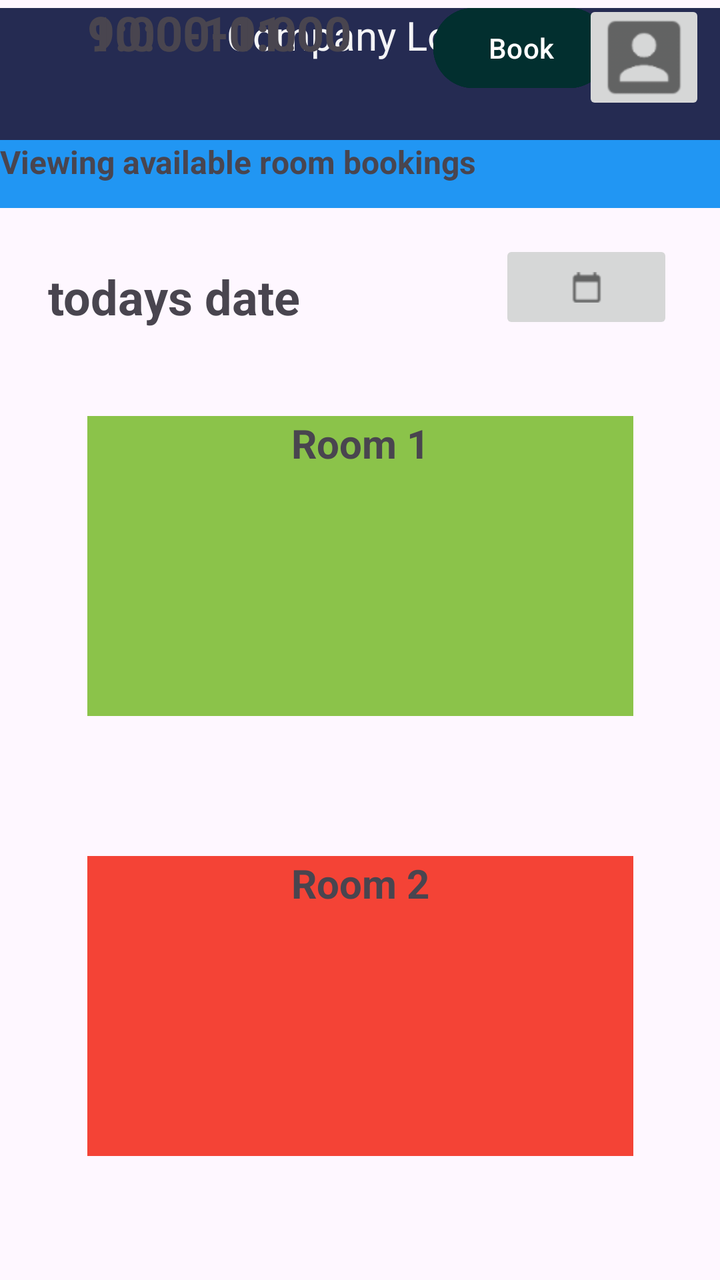
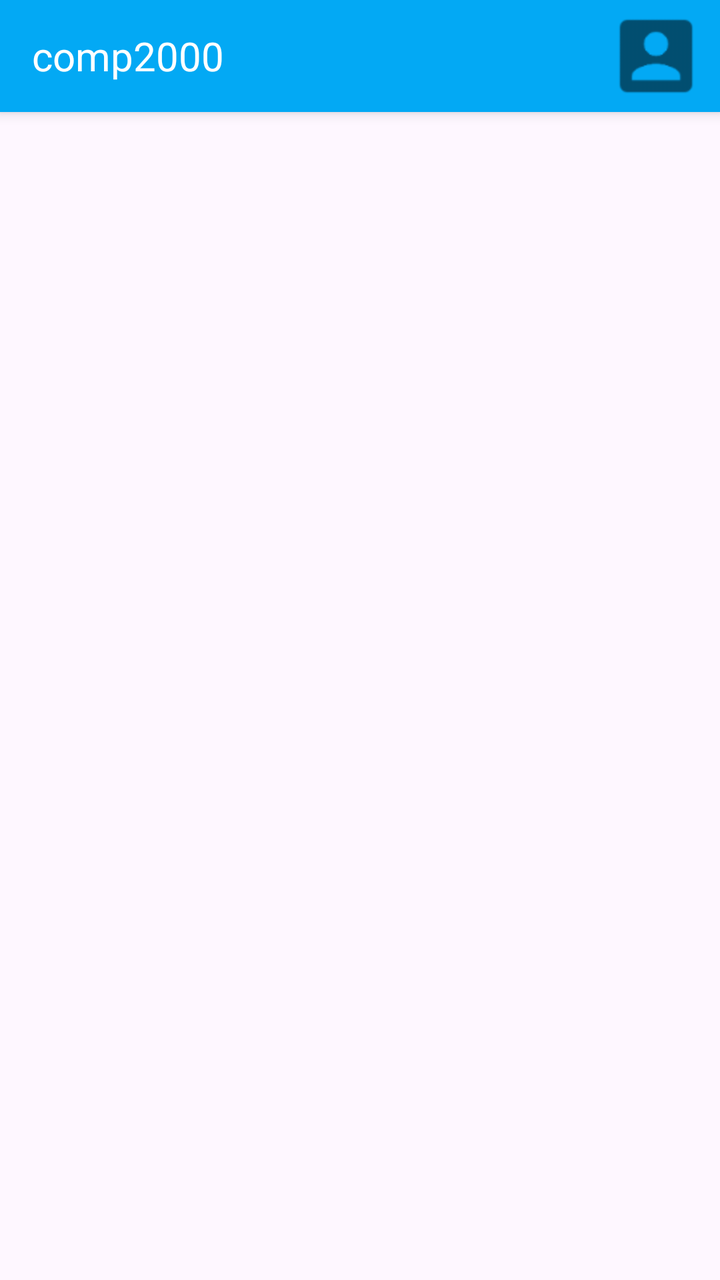

Before-and-after screenshots of an Android layout around one commit, followed by the original layout XML and the change that was made.
<!-- AndroidManifest.xml: application theme Theme.COMP2000mobileapplication -->
<!-- res/layout/view_available_rooms.xml -->
<?xml version="1.0" encoding="utf-8"?>
<androidx.constraintlayout.widget.ConstraintLayout xmlns:android="http://schemas.android.com/apk/res/android"
    xmlns:app="http://schemas.android.com/apk/res-auto"
    xmlns:tools="http://schemas.android.com/tools"
    android:id="@+id/main"
    android:layout_width="match_parent"
    android:layout_height="match_parent"
    android:backgroundTint="#8BC34A">

    <TextView
        android:id="@+id/textView14"
        android:layout_width="273dp"
        android:layout_height="150dp"
        android:layout_marginTop="324dp"
        android:background="#8BC34A"
        android:backgroundTint="#F44336"
        android:text="Room 2"
        android:textAlignment="center"
        android:textSize="20sp"
        android:textStyle="bold"
        app:layout_constraintEnd_toEndOf="parent"
        app:layout_constraintStart_toStartOf="parent"
        app:layout_constraintTop_toBottomOf="@+id/textView9" />

    <Button
        android:id="@+id/button10"
        android:layout_width="wrap_content"
        android:layout_height="wrap_content"
        android:backgroundTint="#022F2F"
        android:text="Book"
        app:layout_constraintEnd_toEndOf="@+id/textView11"
        app:layout_constraintHorizontal_bias="0.935"
        app:layout_constraintStart_toStartOf="@+id/textView14"
        tools:layout_editor_absoluteY="458dp" />

    <TextView
        android:id="@+id/textView15"
        android:layout_width="165dp"
        android:layout_height="31dp"
        android:text="9:00-10:00"
        android:textSize="24sp"
        android:textStyle="bold"
        app:layout_constraintEnd_toEndOf="@+id/textView14"
        app:layout_constraintHorizontal_bias="0.0"
        app:layout_constraintStart_toStartOf="@+id/textView14"
        tools:layout_editor_absoluteY="465dp" />

    <TextView
        android:id="@+id/textView6"
        android:layout_width="409dp"
        android:layout_height="66dp"
        android:layout_marginTop="4dp"
        android:background="#252B52"
        android:text="Company Logo"
        android:textAlignment="center"
        android:textColor="#F2FFFFFF"
        android:textSize="20sp"
        app:layout_constraintEnd_toEndOf="parent"
        app:layout_constraintStart_toStartOf="parent"
        app:layout_constraintTop_toTopOf="parent" />

    <TextView
        android:id="@+id/textView9"
        android:layout_width="411dp"
        android:layout_height="34dp"
        android:layout_marginEnd="100dp"
        android:background="#2196F3"
        android:backgroundTint="#2196F3"
        android:text="Viewing available room bookings"
        android:textSize="16sp"
        android:textStyle="bold"
        app:layout_constraintEnd_toEndOf="parent"
        app:layout_constraintHorizontal_bias="0.0"
        app:layout_constraintStart_toStartOf="parent"
        app:layout_constraintTop_toBottomOf="@+id/textView6" />

    <TextView
        android:id="@+id/textView10"
        android:layout_width="wrap_content"
        android:layout_height="wrap_content"
        android:layout_marginStart="24dp"
        android:layout_marginTop="28dp"
        android:text="todays date"
        android:textSize="24sp"
        android:textStyle="bold"
        app:layout_constraintStart_toStartOf="parent"
        app:layout_constraintTop_toBottomOf="@+id/textView9" />

    <ImageButton
        android:id="@+id/imageButton3"
        android:layout_width="87dp"
        android:layout_height="47dp"
        android:layout_marginTop="16dp"
        app:layout_constraintEnd_toEndOf="parent"
        app:layout_constraintHorizontal_bias="0.809"
        app:layout_constraintStart_toEndOf="@+id/textView10"
        app:layout_constraintTop_toBottomOf="@+id/textView9"
        app:srcCompat="@drawable/ic_calendar_today2" />

    <TextView
        android:id="@+id/textView11"
        android:layout_width="273dp"
        android:layout_height="150dp"
        android:layout_marginTop="104dp"
        android:background="#8BC34A"
        android:backgroundTint="#8BC34A"
        android:text="Room 1"
        android:textAlignment="center"
        android:textSize="20sp"
        android:textStyle="bold"
        app:layout_constraintEnd_toEndOf="parent"
        app:layout_constraintStart_toStartOf="parent"
        app:layout_constraintTop_toBottomOf="@+id/textView9" />

    <TextView
        android:id="@+id/textView12"
        android:layout_width="165dp"
        android:layout_height="31dp"
        android:text="9:00-10:00"
        android:textSize="24sp"
        android:textStyle="bold"
        app:layout_constraintEnd_toEndOf="@+id/textView11"
        app:layout_constraintHorizontal_bias="0.0"
        app:layout_constraintStart_toStartOf="@+id/textView11"
        tools:layout_editor_absoluteY="237dp" />

    <Button
        android:id="@+id/button7"
        android:layout_width="wrap_content"
        android:layout_height="wrap_content"
        android:backgroundTint="#022F2F"
        android:text="Book"
        app:layout_constraintEnd_toEndOf="@+id/textView11"
        app:layout_constraintHorizontal_bias="0.935"
        app:layout_constraintStart_toStartOf="@+id/textView11"
        tools:layout_editor_absoluteY="228dp" />

    <TextView
        android:id="@+id/textView13"
        android:layout_width="147dp"
        android:layout_height="30dp"
        android:text="10:00-11:00"
        android:textSize="24sp"
        android:textStyle="bold"
        app:layout_constraintEnd_toEndOf="@+id/textView11"
        app:layout_constraintHorizontal_bias="0.0"
        app:layout_constraintStart_toStartOf="@+id/textView11"
        tools:layout_editor_absoluteY="293dp" />

    <Button
        android:id="@+id/button9"
        android:layout_width="wrap_content"
        android:layout_height="wrap_content"
        android:backgroundTint="#022F2F"
        android:text="Book"
        app:layout_constraintEnd_toEndOf="@+id/textView11"
        app:layout_constraintHorizontal_bias="0.935"
        app:layout_constraintStart_toStartOf="@+id/textView11"
        tools:layout_editor_absoluteY="284dp" />

    <ImageButton
        android:id="@+id/imageButton4"
        android:layout_width="wrap_content"
        android:layout_height="wrap_content"
        app:layout_constraintEnd_toEndOf="parent"
        app:layout_constraintHorizontal_bias="0.977"
        app:layout_constraintStart_toStartOf="@+id/textView6"
        app:srcCompat="@drawable/ic_account_box"
        tools:layout_editor_absoluteY="14dp" />

</androidx.constraintlayout.widget.ConstraintLayout>
<!-- resources referenced by this layout -->
<resources>
  <!-- drawable ic_account_box: png bitmap (drawable-hdpi, 1218 bytes) -->
  <!-- drawable ic_calendar_today2: png bitmap (drawable-hdpi, 321 bytes) -->
  <style name="Theme.COMP2000mobileapplication" parent="Base.Theme.COMP2000mobileapplication" />
  <style name="Base.Theme.COMP2000mobileapplication" parent="Theme.Material3.DayNight.NoActionBar">
          
          
      </style>
</resources>

<!-- the commit's change to res/layout/view_available_rooms.xml (unified diff, before → after) -->
@@ -7,165 +7,40 @@
     android:layout_height="match_parent"
     android:backgroundTint="#8BC34A">
 
+    <include
+        android:id="@+id/toolbar"
+        layout="@layout/toolbar"/>
+
+</androidx.constraintlayout.widget.ConstraintLayout>
+<!-- res/layout/toolbar.xml (included above) -->
+<?xml version="1.0" encoding="utf-8"?>
+<RelativeLayout
+    xmlns:android="http://schemas.android.com/apk/res/android"
+    android:layout_width="match_parent"
+    android:layout_height="56dp"
+    android:background="#03A9F4"
+    android:elevation="4dp">
+
     <TextView
-        android:id="@+id/textView14"
-        android:layout_width="273dp"
-        android:layout_height="150dp"
-        android:layout_marginTop="324dp"
-        android:background="#8BC34A"
-        android:backgroundTint="#F44336"
-        android:text="Room 2"
-        android:textAlignment="center"
-        android:textSize="20sp"
-        android:textStyle="bold"
-        app:layout_constraintEnd_toEndOf="parent"
-        app:layout_constraintStart_toStartOf="parent"
-        app:layout_constraintTop_toBottomOf="@+id/textView9" />
-
-    <Button
-        android:id="@+id/button10"
+        android:id="@+id/companyName"
         android:layout_width="wrap_content"
         android:layout_height="wrap_content"
-        android:backgroundTint="#022F2F"
-        android:text="Book"
-        app:layout_constraintEnd_toEndOf="@+id/textView11"
-        app:layout_constraintHorizontal_bias="0.935"
-        app:layout_constraintStart_toStartOf="@+id/textView14"
-        tools:layout_editor_absoluteY="458dp" />
-
-    <TextView
-        android:id="@+id/textView15"
-        android:layout_width="165dp"
-        android:layout_height="31dp"
-        android:text="9:00-10:00"
-        android:textSize="24sp"
-        android:textStyle="bold"
-        app:layout_constraintEnd_toEndOf="@+id/textView14"
-        app:layout_constraintHorizontal_bias="0.0"
-        app:layout_constraintStart_toStartOf="@+id/textView14"
-        tools:layout_editor_absoluteY="465dp" />
-
-    <TextView
-        android:id="@+id/textView6"
-        android:layout_width="409dp"
-        android:layout_height="66dp"
-        android:layout_marginTop="4dp"
-        android:background="#252B52"
-        android:text="Company Logo"
-        android:textAlignment="center"
-        android:textColor="#F2FFFFFF"
+        android:text="comp2000"
         android:textSize="20sp"
-        app:layout_constraintEnd_toEndOf="parent"
-        app:layout_constraintStart_toStartOf="parent"
-        app:layout_constraintTop_toTopOf="parent" />
-
-    <TextView
-        android:id="@+id/textView9"
-        android:layout_width="411dp"
-        android:layout_height="34dp"
-        android:layout_marginEnd="100dp"
-        android:background="#2196F3"
-        android:backgroundTint="#2196F3"
-        android:text="Viewing available room bookings"
-        android:textSize="16sp"
-        android:textStyle="bold"
-        app:layout_constraintEnd_toEndOf="parent"
-        app:layout_constraintHorizontal_bias="0.0"
-        app:layout_constraintStart_toStartOf="parent"
-        app:layout_constraintTop_toBottomOf="@+id/textView6" />
-
-    <TextView
-        android:id="@+id/textView10"
-        android:layout_width="wrap_content"
-        android:layout_height="wrap_content"
-        android:layout_marginStart="24dp"
-        android:layout_marginTop="28dp"
-        android:text="todays date"
-        android:textSize="24sp"
-        android:textStyle="bold"
-        app:layout_constraintStart_toStartOf="parent"
-        app:layout_constraintTop_toBottomOf="@+id/textView9" />
+        android:textColor="@android:color/white"
+        android:layout_centerVertical="true"
+        android:layout_alignParentStart="true"
+        android:layout_marginStart="16dp" />
 
     <ImageButton
-        android:id="@+id/imageButton3"
-        android:layout_width="87dp"
-        android:layout_height="47dp"
-        android:layout_marginTop="16dp"
-        app:layout_constraintEnd_toEndOf="parent"
-        app:layout_constraintHorizontal_bias="0.809"
-        app:layout_constraintStart_toEndOf="@+id/textView10"
-        app:layout_constraintTop_toBottomOf="@+id/textView9"
-        app:srcCompat="@drawable/ic_calendar_today2" />
+        android:id="@+id/accountButton"
+        android:layout_width="48dp"
+        android:layout_height="48dp"
+        android:src="@drawable/ic_account_box"
+        android:background="?attr/selectableItemBackgroundBorderless"
+        android:contentDescription="Account"
+        android:layout_centerVertical="true"
+        android:layout_alignParentEnd="true"
+        android:layout_marginEnd="8dp" />
 
-    <TextView
-        android:id="@+id/textView11"
-        android:layout_width="273dp"
-        android:layout_height="150dp"
-        android:layout_marginTop="104dp"
-        android:background="#8BC34A"
-        android:backgroundTint="#8BC34A"
-        android:text="Room 1"
-        android:textAlignment="center"
-        android:textSize="20sp"
-        android:textStyle="bold"
-        app:layout_constraintEnd_toEndOf="parent"
-        app:layout_constraintStart_toStartOf="parent"
-        app:layout_constraintTop_toBottomOf="@+id/textView9" />
-
-    <TextView
-        android:id="@+id/textView12"
-        android:layout_width="165dp"
-        android:layout_height="31dp"
-        android:text="9:00-10:00"
-        android:textSize="24sp"
-        android:textStyle="bold"
-        app:layout_constraintEnd_toEndOf="@+id/textView11"
-        app:layout_constraintHorizontal_bias="0.0"
-        app:layout_constraintStart_toStartOf="@+id/textView11"
-        tools:layout_editor_absoluteY="237dp" />
-
-    <Button
-        android:id="@+id/button7"
-        android:layout_width="wrap_content"
-        android:layout_height="wrap_content"
-        android:backgroundTint="#022F2F"
-        android:text="Book"
-        app:layout_constraintEnd_toEndOf="@+id/textView11"
-        app:layout_constraintHorizontal_bias="0.935"
-        app:layout_constraintStart_toStartOf="@+id/textView11"
-        tools:layout_editor_absoluteY="228dp" />
-
-    <TextView
-        android:id="@+id/textView13"
-        android:layout_width="147dp"
-        android:layout_height="30dp"
-        android:text="10:00-11:00"
-        android:textSize="24sp"
-        android:textStyle="bold"
-        app:layout_constraintEnd_toEndOf="@+id/textView11"
-        app:layout_constraintHorizontal_bias="0.0"
-        app:layout_constraintStart_toStartOf="@+id/textView11"
-        tools:layout_editor_absoluteY="293dp" />
-
-    <Button
-        android:id="@+id/button9"
-        android:layout_width="wrap_content"
-        android:layout_height="wrap_content"
-        android:backgroundTint="#022F2F"
-        android:text="Book"
-        app:layout_constraintEnd_toEndOf="@+id/textView11"
-        app:layout_constraintHorizontal_bias="0.935"
-        app:layout_constraintStart_toStartOf="@+id/textView11"
-        tools:layout_editor_absoluteY="284dp" />
-
-    <ImageButton
-        android:id="@+id/imageButton4"
-        android:layout_width="wrap_content"
-        android:layout_height="wrap_content"
-        app:layout_constraintEnd_toEndOf="parent"
-        app:layout_constraintHorizontal_bias="0.977"
-        app:layout_constraintStart_toStartOf="@+id/textView6"
-        app:srcCompat="@drawable/ic_account_box"
-        tools:layout_editor_absoluteY="14dp" />
-
-</androidx.constraintlayout.widget.ConstraintLayout>
+</RelativeLayout>
<!-- resource entries referenced after the edit -->
@@ -1,7 +1,6 @@
 <!-- resources referenced by this layout -->
 <resources>
   <!-- drawable ic_account_box: png bitmap (drawable-hdpi, 1218 bytes) -->
-  <!-- drawable ic_calendar_today2: png bitmap (drawable-hdpi, 321 bytes) -->
   <style name="Theme.COMP2000mobileapplication" parent="Base.Theme.COMP2000mobileapplication" />
   <style name="Base.Theme.COMP2000mobileapplication" parent="Theme.Material3.DayNight.NoActionBar">
           
